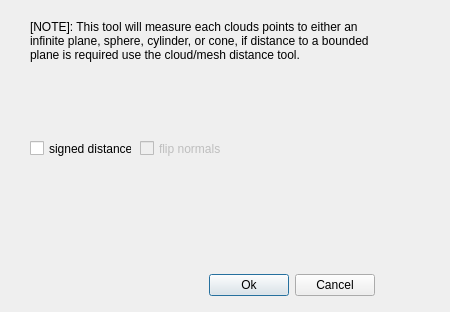
CloudCompare/CloudCompare, file qCC/ui_templates/primitiveDistanceDlg.ui: the form before one commit.
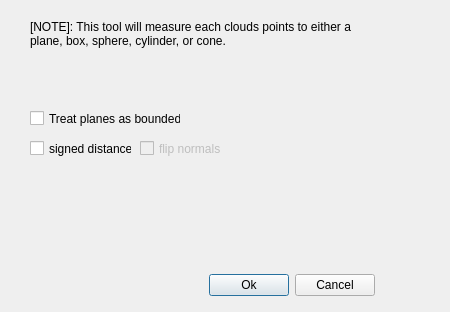
The form after the commit.

```diff
--- a/qCC/ui_templates/primitiveDistanceDlg.ui
+++ b/qCC/ui_templates/primitiveDistanceDlg.ui
@@ -23,7 +23,7 @@
     </rect>
    </property>
    <property name="text">
-    <string>[NOTE]: This tool will measure each clouds points to either an infinite plane, sphere, cylinder, or cone, if distance to a bounded plane is required use the cloud/mesh distance tool.</string>
+    <string>&lt;html&gt;&lt;head/&gt;&lt;body&gt;&lt;p&gt;[NOTE]: This tool will measure each clouds points to either a plane, box, sphere, cylinder, or cone.&lt;/p&gt;&lt;/body&gt;&lt;/html&gt;</string>
    </property>
    <property name="alignment">
     <set>Qt::AlignLeading|Qt::AlignLeft|Qt::AlignTop</set>
@@ -121,6 +121,28 @@
     </item>
    </layout>
   </widget>
+  <widget class="QCheckBox" name="treatPlanesAsBoundedCheckBox">
+   <property name="enabled">
+    <bool>true</bool>
+   </property>
+   <property name="geometry">
+    <rect>
+     <x>30</x>
+     <y>110</y>
+     <width>151</width>
+     <height>17</height>
+    </rect>
+   </property>
+   <property name="toolTip">
+    <string/>
+   </property>
+   <property name="statusTip">
+    <string/>
+   </property>
+   <property name="text">
+    <string>Treat planes as bounded</string>
+   </property>
+  </widget>
  </widget>
  <resources/>
  <connections/>
```
